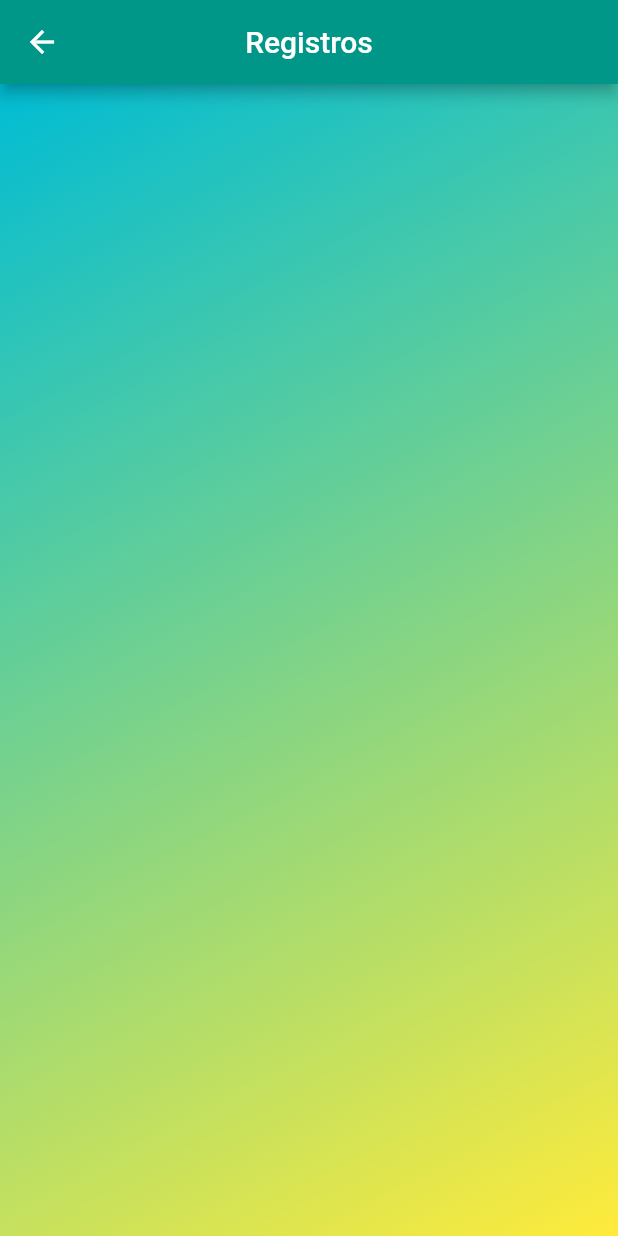
After one commit to joaomiguelmarchi/Projeto-Final, a Flutter app: the RecordsScreen screen opened by its route, on a phone screen of 412 x 824 dp. The commit adds this screen. Run offline on Flutter 3.47's test engine with Material 2 defaults, Android fonts, the phone set to English and light mode, and no system bars; our stand-ins replace image_picker, shared_preferences; accounts and stored records are empty.

Commit message:
Commit 02/12

```diff
--- a/lib/main.dart
+++ b/lib/main.dart
@@ -3,6 +3,7 @@ import 'package:projeto_final/data/provider_try.dart';
 import 'package:projeto_final/screens/car_screen.dart';
 import 'package:projeto_final/screens/enter_screen.dart';
 import 'package:projeto_final/screens/initial_screen.dart';
+import 'package:projeto_final/screens/records_screen.dart';
 import 'package:projeto_final/screens/screen1.1.dart';
 import 'package:projeto_final/screens/screen1.dart';
 import 'package:projeto_final/screens/screen2.dart';
@@ -47,6 +48,7 @@ class _MyAppState extends State<MyApp> {
        'screen3.1' : (context) => const ScreenThreeEOne(),
        'carscreen' : (context) => const CarScreen(),
        'vagasrest' : (context) => const  VagasRestantesScreen(),
+       'recordsscreen' : (context) => const  RecordsScreen(),
      },
     );
   }
--- a/lib/screens/initial_screen.dart
+++ b/lib/screens/initial_screen.dart
@@ -120,7 +120,7 @@ class _InitialScreenState extends State<InitialScreen> {
                           Navigator.pushNamed(context, 'carscreen');
                         },
                         child: const Text(
-                          'Carros',
+                          'Veículos',
                           style: TextStyle(
                             fontSize: 20,
                           ),
--- /dev/null
+++ b/lib/screens/records_screen.dart
@@ -0,0 +1,39 @@
+import 'package:flutter/material.dart';
+import 'package:projeto_final/data/provider_try.dart';
+import 'package:provider/provider.dart';
+
+class RecordsScreen extends StatefulWidget {
+  const RecordsScreen({Key? key}) : super(key: key);
+
+  @override
+  State<RecordsScreen> createState() => _RecordsScreenState();
+}
+
+class _RecordsScreenState extends State<RecordsScreen> {
+  @override
+  Widget build(BuildContext context) {
+    return Scaffold(
+        appBar: AppBar(
+          centerTitle: true,
+          title: const Text('Registros'),
+        ),
+        body: Container(
+          decoration: const BoxDecoration(
+            gradient: LinearGradient(
+              begin: Alignment.topLeft,
+              end: Alignment.bottomRight,
+              colors: [
+                Colors.cyan,
+                Colors.yellow,
+              ],
+            ),
+          ),
+          child: ListView(
+            children: Provider
+                .of<ProviderTry>(context, listen: false)
+                .listrecords,
+          ),
+        ),
+    );
+  }
+}
--- a/pubspec.yaml
+++ b/pubspec.yaml
@@ -35,6 +35,7 @@ dependencies:
   # Use with the CupertinoIcons class for iOS style icons.
   cupertino_icons: ^1.0.2
   sqflite: ^2.0.3+1
+  intl: ^0.17.0
   shared_preferences: ^2.0.15
   image_picker: ^0.8.1+3
   provider: ^6.0.4
```
Also changed, not shown: lib/components/cars.dart (+36 -11 lines), lib/components/records.dart (added, +97 -0 lines), lib/data/provider_try.dart (+25 -8 lines), lib/screens/car_screen.dart (+7 -0 lines), lib/screens/enter_screen.dart (+27 -12 lines), lib/screens/screen1.1.dart (+0 -26 lines), pubspec.lock.
